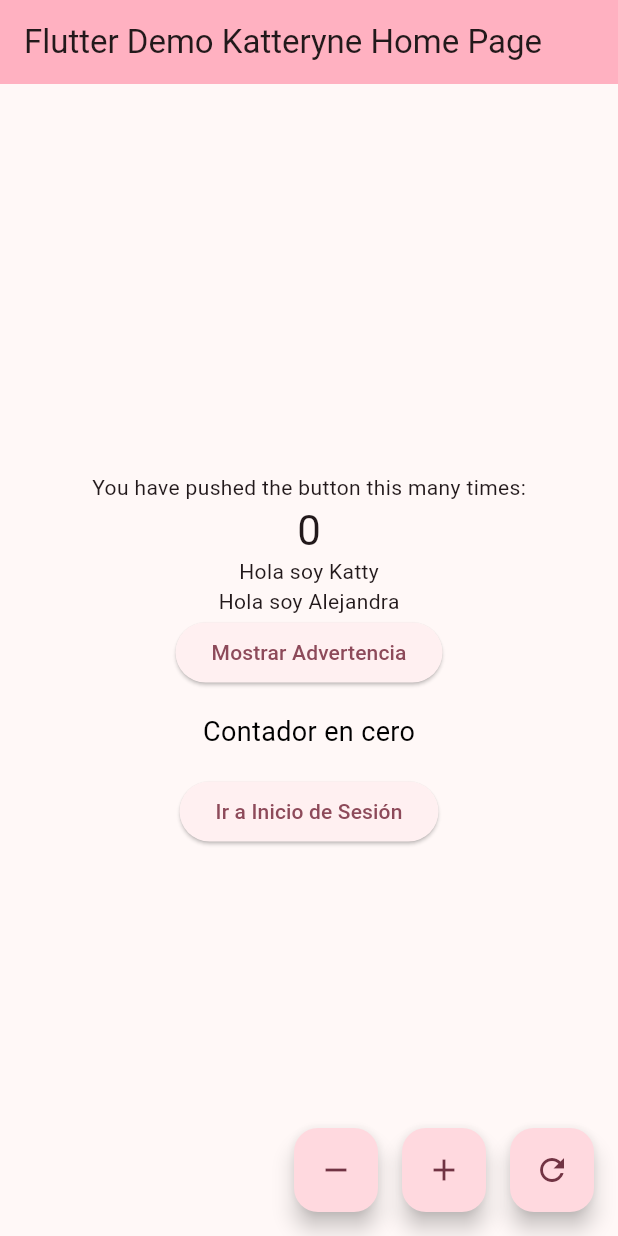
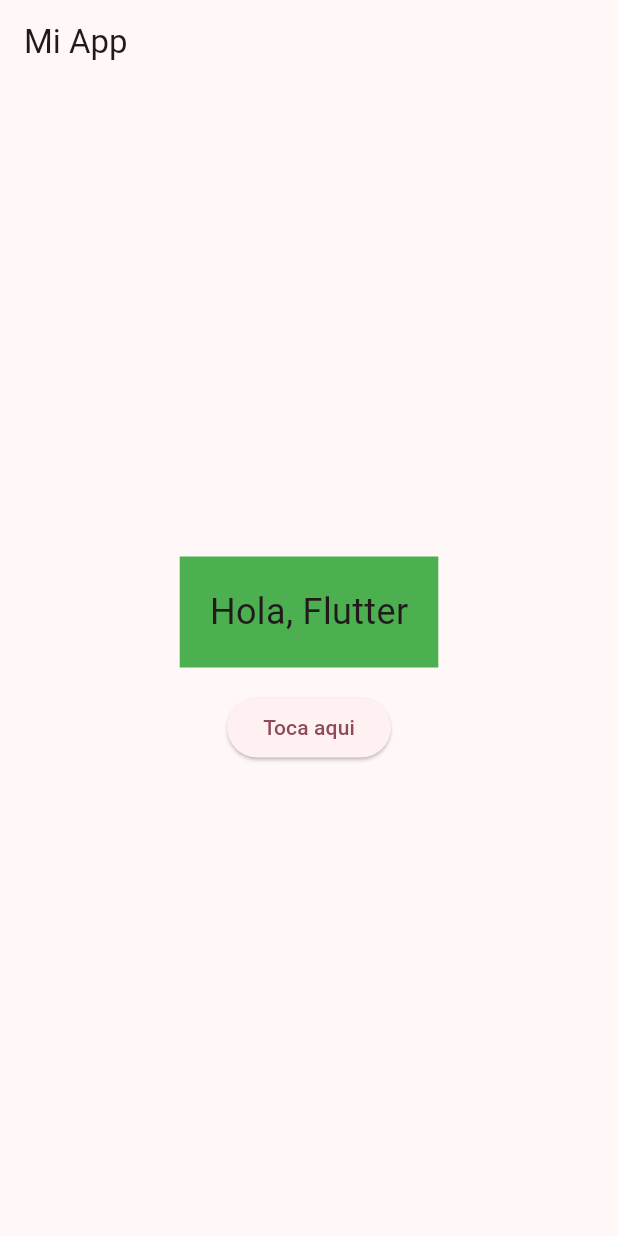
Before and after one commit to katty0055/kagaona-flutter, a Flutter app: the screen it shows after launch, on a phone screen of 412 x 824 dp. Run offline on Flutter 3.47's test engine with Material 3 defaults, Android fonts, the phone set to English and light mode, and no system bars.

Commit message:
Crea una pantalla con texto y botón
Se crea un pantalla StatelessWidget que contiene un texto
y un botón. Al presionar el botón, se muestra un
mensaje en la consola.

```diff
--- a/lib/main.dart
+++ b/lib/main.dart
@@ -1,10 +1,6 @@
 import 'package:flutter/material.dart';
-
-import 'views/login_screen.dart'; // Importa la pantalla de login
-
-import 'package:kgaona/views/tareas_screen.dart';
-import 'views/login_screen.dart'; // Importa la nueva pantalla
-import 'package:kgaona/views/welcome_screen.dart';
+import 'package:kgaona/views/miapp_screen.dart';
+import 'views/login_screen.dart';
 
 void main() {
   runApp(const MyApp());
@@ -21,8 +17,9 @@ class MyApp extends StatelessWidget {
         colorScheme: ColorScheme.fromSeed(seedColor: Colors.pinkAccent),
       ),
 
-      // home: LoginScreen(), // Establece LoginScreen como la pantalla inicial
-      home: const MyHomePage(title: 'Flutter Demo Katteryne Home Page'),
+      // Establece como la pantalla inicial
+      //home: const MyHomePage(title: 'Flutter Demo Katteryne Home Page'),
+      home: const MiAppScreen(), // Cambia a la pantalla de bienvenida
     );
   }
 }
--- /dev/null
+++ b/lib/views/miapp_screen.dart
@@ -0,0 +1,47 @@
+/*
+¿Qué hace el Container en este código? ¿Cómo organiza Column los elementos?"
+El container esta dentro de la Columna, agrega estilo al texto, color verde al fondo,
+un texto de 24px y un padding de 20px. La columna organiza los elementos en una sola
+columna, es decir los elementos aparecen en filas, uno debajo del otro.
+*/
+
+import 'package:flutter/material.dart';
+
+class MiAppScreen extends StatelessWidget {
+  const MiAppScreen({super.key});
+
+  @override
+  Widget build(BuildContext context) {
+    return Scaffold(
+      appBar: AppBar(
+        title: const Text('Mi App'),
+      ),
+      body: Center(
+        child: Column(
+          mainAxisAlignment: MainAxisAlignment.center,
+          children: [
+            Container(
+              //cambia el color del fondo
+              color:Colors.green,
+              padding: const EdgeInsets.all(20),
+              child: const Text(
+                'Hola, Flutter',
+                style: TextStyle(fontSize: 24),
+              ),
+            ),
+            const SizedBox(height: 16),
+            ElevatedButton(
+              onPressed: () {
+                // Acción al presionar el botón
+                ScaffoldMessenger.of(context).showSnackBar(
+                  const SnackBar(content: Text('Botón presionado')),
+                );
+              },
+              child: const Text('Toca aqui'),
+            ),
+          ],
+        ),
+      ),
+    );
+  }
+}
```
